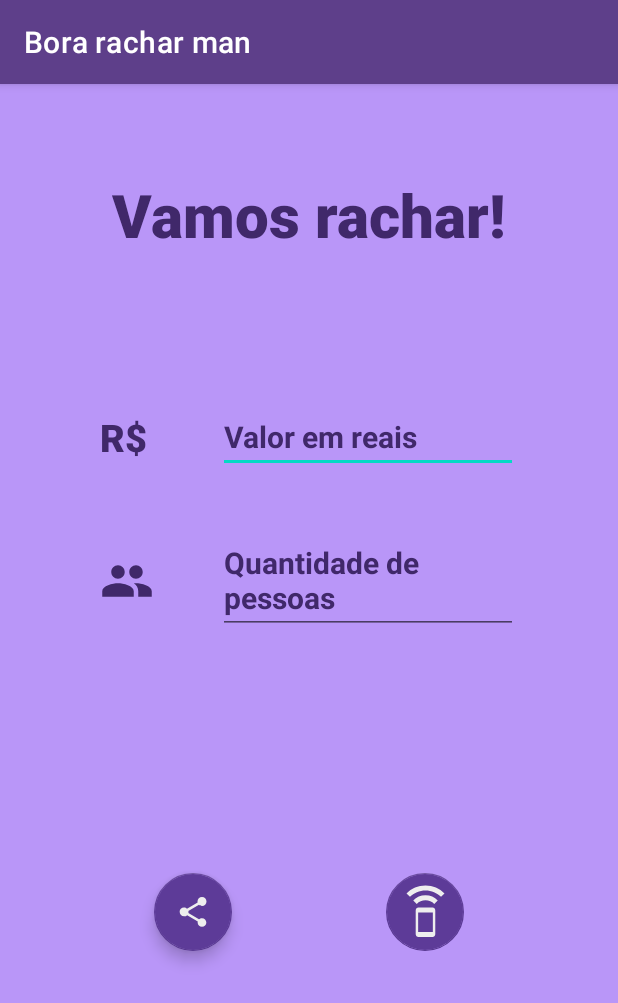
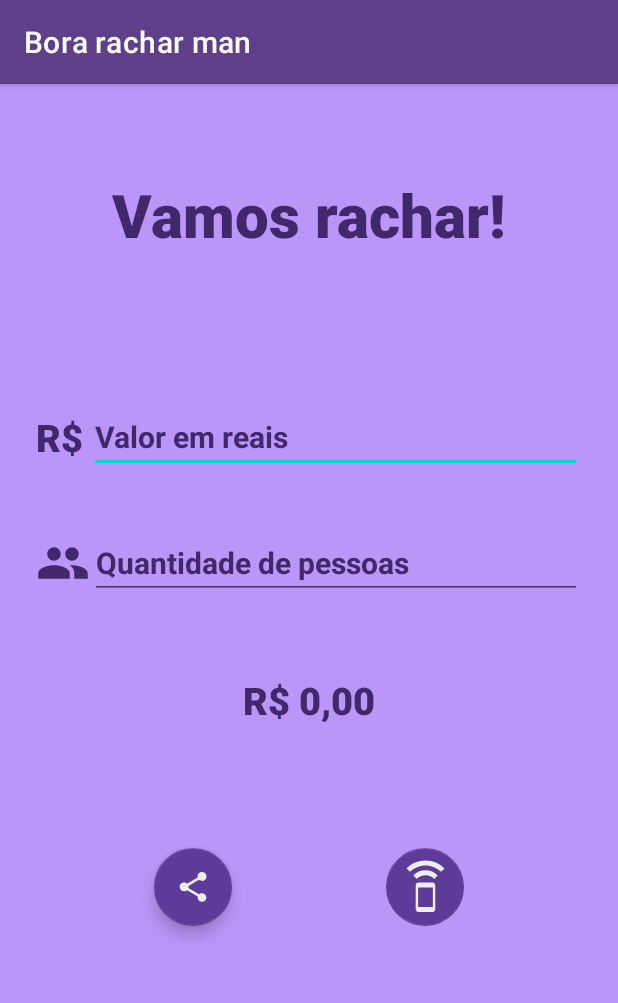
Before and after one commit to Spinnafre/BoraRachar, an Android app: the screen it shows after launch (MainActivity), after a tap on "Compartilhar resultado", on a phone screen of 412 x 824 dp. Shown: the top 1003 px of the screen. Run offline under Robolectric (Android 15) with nearby library versions, the phone set to English and light mode, and no system bars.

Commit message:
fix : refactoring

```diff
--- a/app/src/main/AndroidManifest.xml
+++ b/app/src/main/AndroidManifest.xml
@@ -8,7 +8,8 @@
         android:label="@string/app_name"
         android:roundIcon="@mipmap/ic_launcher_round"
         android:supportsRtl="true"
-        android:theme="@style/Theme.BoraRachar">
+        android:theme="@style/Theme.BoraRachar"
+        android:fullBackupContent="true">
         <activity android:name=".MainActivity" android:exported="true" android:screenOrientation="portrait">
             <intent-filter>
                 <action android:name="android.intent.action.MAIN" />
--- a/app/src/main/java/com/example/borarachar/MainActivity.kt
+++ b/app/src/main/java/com/example/borarachar/MainActivity.kt
@@ -7,44 +7,45 @@ import android.speech.tts.TextToSpeech
 import android.text.Editable
 import android.text.TextWatcher
 import android.util.Log
-import android.widget.Button
 import android.widget.EditText
 import android.widget.TextView
-import android.widget.Toast
 import com.google.android.material.floatingactionbutton.FloatingActionButton
-import java.text.DecimalFormat
 import java.text.NumberFormat
 import java.util.*
 
 
 class MainActivity : AppCompatActivity(),TextToSpeech.OnInitListener {
-    val df = DecimalFormat("#.##")
+    private lateinit var tts: TextToSpeech
+    private val myLocale : Locale = Locale("pt","BR")
 
-    var tts: TextToSpeech? = null
-    var buttonToSpeak : FloatingActionButton ? = null
-    private val myLocale : Locale = Locale("pt","BR")
+    lateinit var inputPrice : EditText
+
+    lateinit var inputDivisor : EditText
+    lateinit var inputTotalPrice : TextView
+    private lateinit var buttonToSpeak : FloatingActionButton
+
 
     override fun onCreate(savedInstanceState: Bundle?) {
         super.onCreate(savedInstanceState)
         setContentView(R.layout.activity_main)
 
+        inputDivisor = findViewById(R.id.textInputQtd)
+        inputPrice = findViewById(R.id.textInputPrice)
+        inputTotalPrice = findViewById(R.id.totalPrice)
+
         buttonToSpeak = findViewById(R.id.floatingActionButtonSpeak)
         //Not-null assertion -> converte para qualquer valor para non-null e
         // se o valor é null então lança uma exceção
-        buttonToSpeak!!.isEnabled = false
+        buttonToSpeak.isEnabled = false
 
         tts = TextToSpeech(this, this)
 
-        val inputPrice : EditText = findViewById(R.id.textInputPrice)
-        val inputDivisor : EditText = findViewById(R.id.textInputQtd)
-        val inputTotalPrice : TextView = findViewById(R.id.totalPrice)
-//        val btnToSpeak : FloatingActionButton =findViewById(R.id.floatingActionButtonSpeak)
         val btnToShare : FloatingActionButton = findViewById(R.id.floatingActionButtonShare)
 
         val format: NumberFormat = NumberFormat.getCurrencyInstance(myLocale)
         format.maximumFractionDigits = 2
 
-        inputPrice.addTextChangedListener(object :TextWatcher{
+        val myTextWatcher = object :TextWatcher{
             override fun beforeTextChanged(s: CharSequence?, start: Int, count: Int, after: Int) {
             }
 
@@ -52,78 +53,30 @@ class MainActivity : AppCompatActivity(),TextToSpeech.OnInitListener {
             }
 
             override fun afterTextChanged(s: Editable?) {
-                Log.v("test","Texto alterado para ${s.toString()}")
-                val price : Float?  = s.toString().toFloatOrNull()
+                val divisor : Float? = inputDivisor.text.toString().toFloatOrNull()
+                val isValidDivisor =  againstNullOrLessThan(divisor)
 
+                val price : Float? = inputPrice.text.toString().toFloatOrNull()
+                val isValidPrice = againstNullOrLessThan(price)
 
-
-                if(price === null){
-                    inputTotalPrice.text = format.format(0.00)
+                if(!isValidDivisor || !isValidPrice){
+                    changeInputTotalPrice(inputTotalPrice,format.format(0.00))
                     return
                 }
 
+                val result : Float? = price?.div(divisor!!)
 
-                val divisor : Float? = inputDivisor.text.toString().toFloatOrNull()
-
-                if(divisor === null){
-                    Toast.makeText(applicationContext,"Insira um valor inteiro na quantidade de pessoas ",Toast.LENGTH_SHORT).show()
-                    return
-                }
-
-                if(divisor<=0.00){
-                    Toast.makeText(applicationContext,"Insira um valor maior do que 0 na quantidade de pessoas ",Toast.LENGTH_SHORT).show()
-                    inputTotalPrice.text = format.format(0.00)
-                    return
-                }
-
-                val result : Float = price / divisor
-
-//                inputTotalPrice.text =  df.format(result)
-                inputTotalPrice.text =  format.format(0.00)
+                changeInputTotalPrice(inputTotalPrice,format.format(result))
             }
 
-        })
+        }
 
-        inputDivisor.addTextChangedListener(object :TextWatcher{
-            override fun beforeTextChanged(s: CharSequence?, start: Int, count: Int, after: Int) {
-            }
+        inputTotalPrice.text = format.format(0.00)
 
-            override fun onTextChanged(s: CharSequence?, start: Int, before: Int, count: Int) {
-            }
+        inputPrice.addTextChangedListener(myTextWatcher)
+        inputDivisor.addTextChangedListener(myTextWatcher)
 
-            override fun afterTextChanged(s: Editable?) {
-                Log.v("test","Texto alterado para ${s.toString()}")
-                val divisor : Float? = s.toString().toFloatOrNull()
-
-                if(divisor  === null ){
-                    inputTotalPrice.text = format.format(0.00)
-                    return
-                }
-
-                if(divisor<=0.00){
-                    inputTotalPrice.text = format.format(0.00)
-                    return
-                }
-
-                val price : Float? = inputPrice.text.toString().toFloatOrNull()
-
-                if(price === null){
-                    return
-                }
-
-                if(price.equals(0)){
-                    inputTotalPrice.text = format.format(0.00)
-                    return
-                }
-
-                val result : Float = price / divisor
-
-                inputTotalPrice.text = format.format(result)
-            }
-
-        })
-
-        buttonToSpeak!!.setOnClickListener{
+        buttonToSpeak.setOnClickListener{
             speakOut(inputTotalPrice.text.toString())
         }
 
@@ -136,12 +89,12 @@ class MainActivity : AppCompatActivity(),TextToSpeech.OnInitListener {
     override fun onInit(status: Int) {
         if (status == TextToSpeech.SUCCESS) {
             // set US English as language for tts
-            val result = tts!!.setLanguage(this.myLocale)
+            val result = tts.setLanguage(this.myLocale)
 
             if (result == TextToSpeech.LANG_MISSING_DATA || result == TextToSpeech.LANG_NOT_SUPPORTED) {
                 Log.e("TTS","The Language specified is not supported!")
             } else {
-                buttonToSpeak!!.isEnabled = true
+                buttonToSpeak.isEnabled = true
             }
 
         } else {
@@ -149,12 +102,23 @@ class MainActivity : AppCompatActivity(),TextToSpeech.OnInitListener {
         }
     }
 
+    private fun againstNullOrLessThan(value:Float?,min:Double=0.00):Boolean{
+        if(value === null || value <= min){
+            return false
+        }
+        return true
+    }
+
+    private fun changeInputTotalPrice(input:TextView,value:String){
+        input.text = value
+    }
+
     private fun speakOut(text : String) {
-        tts!!.speak(text, TextToSpeech.QUEUE_FLUSH, null,"")
+        tts.speak(text, TextToSpeech.QUEUE_FLUSH, null,"")
     }
 
     private fun shareResult(text:String){
-        val sendIntent : Intent = Intent()
+        val sendIntent = Intent()
         sendIntent.action = Intent.ACTION_SEND
         sendIntent.putExtra(Intent.EXTRA_SUBJECT,"BoraRachar!")
         sendIntent.putExtra(Intent.EXTRA_TEXT,"Resultado da rachadinha : $text")
@@ -164,10 +128,8 @@ class MainActivity : AppCompatActivity(),TextToSpeech.OnInitListener {
 
     override fun onDestroy() {
         // Shutdown TTS
-        if (tts != null) {
-            tts!!.stop()
-            tts!!.shutdown()
-        }
+        tts.stop()
+        tts.shutdown()
         super.onDestroy()
     }
 }
--- a/app/src/main/res/layout/activity_main.xml
+++ b/app/src/main/res/layout/activity_main.xml
@@ -23,13 +23,12 @@
 
     <com.google.android.material.textfield.TextInputEditText
         android:id="@+id/textInputPrice"
-        android:layout_width="200dp"
+        android:layout_width="0dp"
         android:layout_height="wrap_content"
         android:layout_marginStart="4dp"
         android:layout_marginEnd="24dp"
         android:autoSizeTextType="uniform"
         android:digits="0123456789."
-        android:ems="20"
         android:gravity="start"
         android:hint="@string/placeholder_input_price"
         android:inputType="number"
@@ -70,15 +69,11 @@
 
     <com.google.android.material.textfield.TextInputEditText
         android:id="@+id/textInputQtd"
-        android:layout_width="200dp"
+        android:layout_width="0dp"
         android:layout_height="wrap_content"
         android:layout_marginTop="36dp"
         android:layout_marginEnd="24dp"
-        android:autoSizeMaxTextSize="100sp"
-        android:autoSizeMinTextSize="12sp"
-        android:autoSizeStepGranularity="2sp"
         android:digits="0123456789."
-        android:ems="20"
         android:hint="@string/placeholder_input_people"
         android:inputType="number"
         android:textSize="20sp"
--- a/app/src/main/res/values/strings.xml
+++ b/app/src/main/res/values/strings.xml
@@ -2,7 +2,7 @@
     <string name="app_name">Bora rachar man</string>
     <string name="placeholder_input_people">Quantidade de pessoas</string>
     <string name="placeholder_input_price">Valor em reais</string>
-    <string name="placeholder_input_total"></string>
+    <string name="placeholder_input_total">0.00</string>
     <string name="share_placeholder">Compartilhar</string>
     <string name="tts_placeholder">Falar</string>
     <string name="header_placeholder">Vamos rachar!</string>
```
